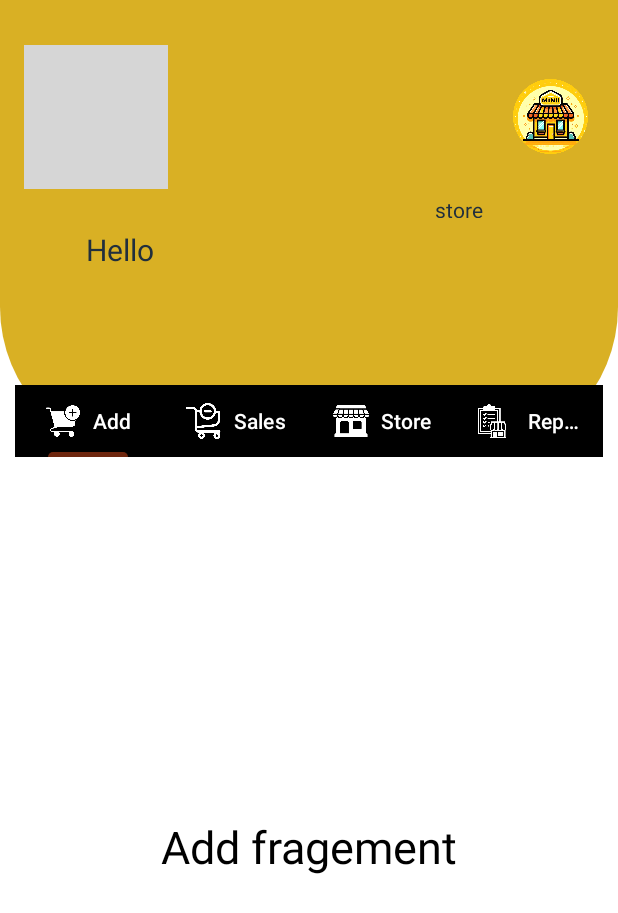
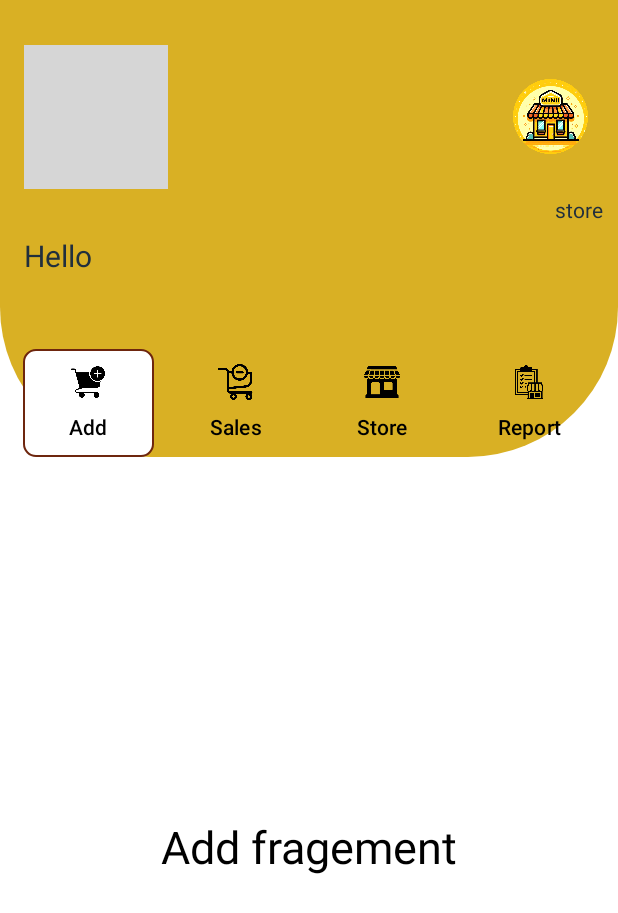
Before and after one commit to abeelgetahun/Yene-shop, an Android app: the HomeActivity screen opened directly, with no data from a screen before it, on a phone screen of 412 x 824 dp. Shown: the top 913 px of the screen. Run offline under Robolectric (Android 15) with nearby library versions, the phone set to English and light mode, and no system bars; Roboto replaces fonts that are not available here; grey boxes are pictures that could not be loaded.

Commit message:
modification on tabview

```diff
--- a/app/build.gradle.kts
+++ b/app/build.gradle.kts
@@ -35,6 +35,9 @@ dependencies {
     implementation("com.google.android.material:material:1.10.0")
     implementation("androidx.constraintlayout:constraintlayout:2.1.4")
 
+    implementation ("androidx.appcompat:appcompat:1.6.1")
+    implementation ("com.google.android.material:material:1.9.0")
+
     implementation("androidx.appcompat:appcompat:1.7.0")
     implementation("androidx.room:room-runtime:2.6.1")
     implementation(libs.recyclerview)
--- a/app/src/main/java/com/teferi/abel/yeneshop/Adapter/FragmentAdapter.java
+++ b/app/src/main/java/com/teferi/abel/yeneshop/Adapter/FragmentAdapter.java
@@ -7,11 +7,12 @@ import androidx.fragment.app.FragmentManager;
 import androidx.fragment.app.FragmentPagerAdapter;
 
 import java.util.ArrayList;
+import java.util.List;
 
 public class FragmentAdapter extends FragmentPagerAdapter {
-    private final ArrayList<Fragment> fragmentList = new ArrayList<>();
-    private final ArrayList<String> fragmentTitle = new ArrayList<>();
-    private final ArrayList<Integer> fragmentIcons = new ArrayList<>(); // Add this line
+    private final List<Fragment> fragmentList = new ArrayList<>();
+    private final List<String> fragmentTitle = new ArrayList<>();
+    private final List<Integer> fragmentIcons = new ArrayList<>();
 
     public FragmentAdapter(@NonNull FragmentManager fm, int behavior) {
         super(fm, behavior);
@@ -29,9 +30,11 @@ public class FragmentAdapter extends FragmentPagerAdapter {
     }
 
     public void addFragment(Fragment fragment, String title, int iconResId) {
-        fragmentList.add(fragment);
-        fragmentTitle.add(title);
-        fragmentIcons.add(iconResId); // Add this line
+        if (fragment != null && title != null) {
+            fragmentList.add(fragment);
+            fragmentTitle.add(title);
+            fragmentIcons.add(iconResId);
+        }
     }
 
     @Nullable
--- a/app/src/main/java/com/teferi/abel/yeneshop/HomeActivity.java
+++ b/app/src/main/java/com/teferi/abel/yeneshop/HomeActivity.java
@@ -2,13 +2,20 @@ package com.teferi.abel.yeneshop;
 
 import android.content.Context;
 import android.content.SharedPreferences;
+import android.content.res.Resources;
+import android.graphics.drawable.Drawable;
 import android.os.Bundle;
+import android.util.TypedValue;
 import android.view.View;
+import android.view.ViewGroup;
 import android.widget.ImageButton;
 import android.widget.TextView;
+import android.widget.Toast;
 
 import androidx.activity.EdgeToEdge;
+import androidx.annotation.NonNull;
 import androidx.appcompat.app.AppCompatActivity;
+import androidx.core.content.ContextCompat;
 import androidx.core.graphics.Insets;
 import androidx.core.view.GravityCompat;
 import androidx.core.view.ViewCompat;
@@ -28,92 +35,118 @@ import com.teferi.abel.yeneshop.Fragments.StoreFragment;
 public class HomeActivity extends AppCompatActivity {
 
     private static final String PREFERENCES_FILE = "user_data";
-    TextView ownername, shopname;
-
-    DrawerLayout drawerLayout;
-    ImageButton menu_btn;
-
+    private TextView ownername, shopname;
+    private DrawerLayout drawerLayout;
+    private ImageButton menu_btn;
     private TabLayout tabLayout;
     private ViewPager viewPager;
 
     @Override
     protected void onCreate(Bundle savedInstanceState) {
         super.onCreate(savedInstanceState);
-        EdgeToEdge.enable(this);
         setContentView(R.layout.activity_home);
 
+        // Initialize views
+        initializeViews();
+        // Load user data
+        loadUserData();
+        // Setup tabs
+        setupTabs();
+        // Setup menu button
+        setupMenuButton();
+    }
+
+    private void initializeViews() {
         drawerLayout = findViewById(R.id.main);
         menu_btn = findViewById(R.id.menu_button);
+        tabLayout = findViewById(R.id.tablayout);
+        viewPager = findViewById(R.id.viewpager);
+        ownername = findViewById(R.id.textview_ownername);
+        shopname = findViewById(R.id.textview_shopname);
+    }
 
-        tabLayout=findViewById(R.id.tablayout);
-        viewPager=findViewById(R.id.viewpager);
-
-        // Load user data
+    private void loadUserData() {
+        try {
             SharedPreferences sharedPreferences = getSharedPreferences(PREFERENCES_FILE, Context.MODE_PRIVATE);
             String ownerName = sharedPreferences.getString("owner_name", "");
             String shopName = sharedPreferences.getString("shop_name", "");
 
-        ownername=findViewById(R.id.textview_ownername);
-        shopname=findViewById(R.id.textview_shopname);
-        ownername.setText("Hello "+ownerName);
-        shopname.setText(shopName+" store");
+            ownername.setText("Hello " + ownerName);
+            shopname.setText(shopName + " store");
+        } catch (Exception e) {
+            e.printStackTrace();
+            // Set default values if there's an error
+            ownername.setText("Hello User");
+            shopname.setText("My Store");
+        }
+    }
 
+    private void setupTabs() {
+        try {
+            FragmentAdapter fragmentAdapter = new FragmentAdapter(getSupportFragmentManager(),
+                    FragmentPagerAdapter.BEHAVIOR_RESUME_ONLY_CURRENT_FRAGMENT);
 
-        tabLayout.setupWithViewPager(viewPager);
-
-        FragmentAdapter fragmentAdapter = new FragmentAdapter(getSupportFragmentManager(), FragmentPagerAdapter.BEHAVIOR_RESUME_ONLY_CURRENT_FRAGMENT);
-
-        // Add fragments with their respective icons
+            // Add fragments
             fragmentAdapter.addFragment(new AddFragment(), "Add", R.drawable.ic_add);
             fragmentAdapter.addFragment(new SaleFragment(), "Sales", R.drawable.ic_sale);
             fragmentAdapter.addFragment(new StoreFragment(), "Store", R.drawable.ic_store);
             fragmentAdapter.addFragment(new ReportFragment(), "Report", R.drawable.ic_report);
 
+            // Set adapter
             viewPager.setAdapter(fragmentAdapter);
             tabLayout.setupWithViewPager(viewPager);
 
-        // Set icons for tabs
+            // Set icons and customize tabs
             for (int i = 0; i < tabLayout.getTabCount(); i++) {
                 TabLayout.Tab tab = tabLayout.getTabAt(i);
                 if (tab != null) {
-                tab.setIcon(fragmentAdapter.getPageIcon(i));
+                    try {
+                        Drawable icon = ContextCompat.getDrawable(this, fragmentAdapter.getPageIcon(i));
+                        if (icon != null) {
+                            int size = (int) TypedValue.applyDimension(
+                                    TypedValue.COMPLEX_UNIT_DIP,
+                                    24,
+                                    getResources().getDisplayMetrics()
+                            );
+                            icon.setBounds(0, 0, size, size);
+                            tab.setIcon(icon);
+                        }
+
+                        // Add padding to tabs
+                        View tabView = ((ViewGroup) tabLayout.getChildAt(0)).getChildAt(i);
+                        ViewGroup.MarginLayoutParams params = (ViewGroup.MarginLayoutParams) tabView.getLayoutParams();
+                        params.setMargins(8, 0, 8, 0);
+                        tabView.requestLayout();
+                    } catch (Resources.NotFoundException e) {
+                        e.printStackTrace();
+                    }
+                }
+            }
+        } catch (Exception e) {
+            e.printStackTrace();
+            Toast.makeText(this, "Error setting up tabs", Toast.LENGTH_SHORT).show();
         }
     }
 
-        // Optional: Customize tab appearance
-        tabLayout.addOnTabSelectedListener(new TabLayout.OnTabSelectedListener() {
-            @Override
-            public void onTabSelected(TabLayout.Tab tab) {
-                // You can add custom behavior when a tab is selected
+    private void setupMenuButton() {
+        if (menu_btn != null) {
+            menu_btn.setOnClickListener(view -> {
+                if (drawerLayout != null) {
+                    drawerLayout.openDrawer(GravityCompat.START);
+                }
+            });
+        }
     }
 
     @Override
-            public void onTabUnselected(TabLayout.Tab tab) {
-                // You can add custom behavior when a tab is unselected
+    protected void onSaveInstanceState(@NonNull Bundle outState) {
+        super.onSaveInstanceState(outState);
+        // Save any necessary state here
     }
 
     @Override
-            public void onTabReselected(TabLayout.Tab tab) {
-                // You can add custom behavior when a tab is reselected
-            }
-        });
-
-
-        menu_btn.setOnClickListener(new View.OnClickListener() {
-            @Override
-            public void onClick(View view) {
-                drawerLayout.openDrawer(GravityCompat.START);
-            }
-        });
-
-
-//        // Optional: Method to clear user data (for testing)
-//        private void clearUserData() {
-//            SharedPreferences sharedPreferences = getSharedPreferences(PREFERENCES_FILE, Context.MODE_PRIVATE);
-//            SharedPreferences.Editor editor = sharedPreferences.edit();
-//            editor.clear();
-//            editor.apply();
-//        }
-
+    protected void onRestoreInstanceState(@NonNull Bundle savedInstanceState) {
+        super.onRestoreInstanceState(savedInstanceState);
+        // Restore any necessary state here
     }
 }
--- a/app/src/main/res/drawable/tab_background_selector.xml
+++ b/app/src/main/res/drawable/tab_background_selector.xml
@@ -2,16 +2,15 @@
 <selector xmlns:android="http://schemas.android.com/apk/res/android">
     <item android:state_selected="true">
         <shape android:shape="rectangle">
-            <solid android:color="@android:color/white" />
+            <solid android:color="@color/white" />
             <corners android:radius="8dp" />
-            <stroke android:width="1dp" android:color="@android:color/darker_gray" />
+            <stroke android:width="1dp" android:color="@color/btn_color" />
         </shape>
     </item>
     <item>
         <shape android:shape="rectangle">
             <solid android:color="@android:color/transparent" />
             <corners android:radius="8dp" />
-            <stroke android:width="1dp" android:color="@android:color/darker_gray" />
         </shape>
     </item>
 </selector>
--- a/app/src/main/res/drawable/tab_icon_selector.xml
+++ /dev/null
@@ -1,15 +0,0 @@
-<?xml version="1.0" encoding="utf-8"?>
-<selector xmlns:android="http://schemas.android.com/apk/res/android">
-<item android:state_selected="true">
-    <bitmap
-        android:gravity="center"
-        android:src="@drawable/ic_add"
-        android:tint="@color/btn_color" />
-</item>
-<item>
-    <bitmap
-        android:gravity="center"
-        android:src="@drawable/ic_add"
-        android:tint="@color/background" />
-</item>
-</selector>
--- a/app/src/main/res/layout/activity_home_content.xml
+++ b/app/src/main/res/layout/activity_home_content.xml
@@ -1,36 +1,38 @@
 <?xml version="1.0" encoding="utf-8"?>
-<LinearLayout xmlns:android="http://schemas.android.com/apk/res/android"
+<androidx.drawerlayout.widget.DrawerLayout xmlns:android="http://schemas.android.com/apk/res/android"
     xmlns:app="http://schemas.android.com/apk/res-auto"
-    xmlns:tools="http://schemas.android.com/tools"
-    android:orientation="vertical"
+    android:id="@+id/main"
+    android:layout_width="match_parent"
+    android:layout_height="match_parent">
+
+    <LinearLayout
+        android:background="@color/white"
         android:layout_width="match_parent"
         android:layout_height="match_parent"
-    android:background="@color/white">
+        android:orientation="vertical">
 
         <Toolbar
-        android:paddingTop="30dp"
             android:layout_width="match_parent"
             android:layout_height="wrap_content"
-        android:background="@color/background">
+            android:background="@color/background"
+            android:paddingTop="30dp">
 
             <ImageButton
                 android:id="@+id/menu_button"
                 android:layout_width="wrap_content"
                 android:layout_height="wrap_content"
-        android:src="@drawable/ic_menu"
                 android:background="@android:color/transparent"
-        />
+                android:src="@drawable/ic_menu" />
 
             <ImageButton
                 android:id="@+id/toolbar_shoplogo"
-        android:layout_marginRight="20dp"
-        android:scaleType="fitXY"
                 android:layout_width="50dp"
                 android:layout_height="50dp"
-
-        android:src="@drawable/ic_app"
                 android:layout_gravity="end"
-        android:background="@android:color/transparent" />
+                android:layout_marginRight="20dp"
+                android:background="@android:color/transparent"
+                android:scaleType="fitXY"
+                android:src="@drawable/ic_app" />
 
         </Toolbar>
 
@@ -42,56 +44,49 @@
 
             <TextView
                 android:id="@+id/textview_shopname"
-            android:layout_width="115dp"
-            android:layout_height="0dp"
+                android:layout_width="wrap_content"
+                android:layout_height="wrap_content"
                 android:layout_marginTop="5dp"
-            android:layout_marginRight="10dp"
-            android:layout_marginBottom="111dp"
+                android:layout_marginEnd="10dp"
                 android:fontFamily="@font/arbutus"
                 android:text="Store name"
                 android:textColor="@color/owner_name_color"
-            app:layout_constraintBottom_toTopOf="@+id/tablayout"
                 app:layout_constraintEnd_toEndOf="parent"
-            app:layout_constraintHorizontal_bias="1.0"
-            app:layout_constraintStart_toStartOf="parent"
-            app:layout_constraintTop_toTopOf="parent"
-            app:layout_constraintVertical_bias="0.03" />
+                app:layout_constraintTop_toTopOf="parent" />
 
             <TextView
                 android:id="@+id/textview_ownername"
                 android:layout_width="wrap_content"
                 android:layout_height="wrap_content"
+                android:layout_marginStart="16dp"
+                android:layout_marginTop="32dp"
                 android:fontFamily="@font/arbutus"
                 android:text="owner name"
                 android:textColor="@color/owner_name_color"
-            android:textSize="20dp"
-            app:layout_constraintBottom_toBottomOf="parent"
-            app:layout_constraintEnd_toEndOf="parent"
-            app:layout_constraintHorizontal_bias="0.158"
+                android:textSize="20sp"
                 app:layout_constraintStart_toStartOf="parent"
-            app:layout_constraintTop_toTopOf="parent"
-            app:layout_constraintVertical_bias="0.185" />
+                app:layout_constraintTop_toTopOf="parent" />
 
             <com.google.android.material.tabs.TabLayout
                 android:id="@+id/tablayout"
                 android:layout_width="match_parent"
                 android:layout_height="wrap_content"
-            android:layout_marginLeft="10dp"
-            android:layout_marginRight="10dp"
-            app:layout_constraintBaseline_toBottomOf="parent"
+                android:layout_marginStart="10dp"
+                android:layout_marginEnd="10dp"
+                android:background="@android:color/transparent"
                 app:layout_constraintBottom_toBottomOf="parent"
                 app:layout_constraintEnd_toEndOf="parent"
-            app:layout_constraintHorizontal_bias="0.5"
                 app:layout_constraintStart_toStartOf="parent"
+                app:tabBackground="@drawable/tab_background_selector"
                 app:tabGravity="fill"
+                app:tabInlineLabel="false"
                 app:tabMode="fixed"
-            android:background="@color/black"
-            app:tabIconTint="@color/white"
-            app:tabTextColor="@color/white"
-            app:tabIndicatorColor="@color/btn_color"
-            app:tabInlineLabel="true">
-            <!-- Remove the TabItems here as they will be added programmatically -->
-        </com.google.android.material.tabs.TabLayout>
+                app:tabPadding="8dp"
+                app:tabRippleColor="@null"
+                app:tabSelectedTextColor="@color/black"
+                app:tabTextColor="@color/black"
+                app:tabIconTint="@color/black"
+                app:tabIndicatorHeight="0dp" />
 
         </androidx.constraintlayout.widget.ConstraintLayout>
 
@@ -99,4 +94,14 @@
             android:id="@+id/viewpager"
             android:layout_width="match_parent"
             android:layout_height="match_parent" />
+
     </LinearLayout>
+
+    <!-- Navigation Drawer -->
+    <com.google.android.material.navigation.NavigationView
+        android:id="@+id/nav_view"
+        android:layout_width="wrap_content"
+        android:layout_height="match_parent"
+        android:layout_gravity="start" />
+
+</androidx.drawerlayout.widget.DrawerLayout>
--- a/app/src/main/res/values/styles.xml
+++ /dev/null
@@ -1,10 +0,0 @@
-<?xml version="1.0" encoding="utf-8"?>
-<resources>
-
-    <style name="CustomTabTextAppearance" parent="TextAppearance.Design.Tab">
-        <item name="android:textSize">12sp</item>
-        <item name="textAllCaps">false</item>
-        <item name="android:textAllCaps">false</item>
-    </style>
-
-</resources>
--- a/app/src/main/res/values/themes.xml
+++ b/app/src/main/res/values/themes.xml
@@ -16,4 +16,15 @@
     <style name="Theme.YeneShop.AppBarOverlay" parent="ThemeOverlay.AppCompat.Dark.ActionBar" />
 
     <style name="Theme.YeneShop.PopupOverlay" parent="ThemeOverlay.AppCompat.Light" />
+
+    <style name="CustomTabLayout" parent="Widget.Design.TabLayout">
+        <item name="tabTextAppearance">@style/CustomTabTextAppearance</item>
+    </style>
+
+    <style name="CustomTabTextAppearance" parent="TextAppearance.Design.Tab">
+        <item name="android:textSize">12sp</item>
+        <item name="textAllCaps">false</item>
+        <item name="android:textAllCaps">false</item>
+    </style>
+
 </resources>
```
Lines whose indentation alone changed are shown as unchanged.
